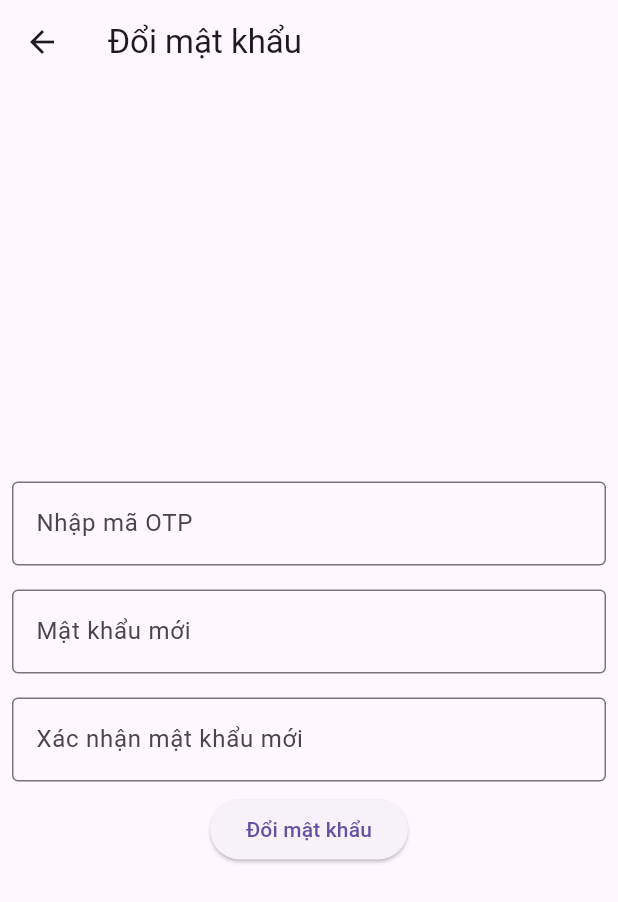
After one commit to DucPhu2308/bt_flutter, a Flutter app: the ForgotPasswordScreen screen opened by its route, after a tap on "Gửi mã OTP", after a tap on "Đổi mật khẩu", on a phone screen of 412 x 824 dp. The commit adds this screen. Shown: the top 902 px of the screen. Run offline on Flutter 3.47's test engine with Material 3 defaults, Android fonts, the phone set to English and light mode, and no system bars; our stand-ins replace fluttertoast, shared_preferences; accounts and stored records are empty; network calls fail.

Commit message:
forgot password, register

```diff
--- a/lib/api/auth_api.dart
+++ b/lib/api/auth_api.dart
@@ -4,13 +4,91 @@ import 'package:bt_flutter/api/base_api.dart';
 import 'package:http/http.dart' as http;
 
 class AuthAPI extends BaseApi {
-  static login(String email, String password) async {
-    final response =
-        await http.post(Uri.parse('$BaseApi.baseUrl/auth/login'), body: {
-      'email': email,
-      'password': password,
-    });
+  static Future login(String email, String password) async {
+    try {
+      final response = await http.post(
+        Uri.parse('${BaseApi.baseUrl}/auth/login'),
+        body: {
+          'email': email,
+          'password': password,
+        },
+      );
+      return json.decode(response.body);
+    } catch (e) {
+      print("Error: " + e.toString());
+    }
+  }
 
-    return jsonDecode(response.body);
+  static Future register(
+    String email,
+    String password,
+    String firstName,
+    String lastName,
+  ) async {
+    try {
+      final response = await http.post(
+        Uri.parse('${BaseApi.baseUrl}/auth/register'),
+        body: {
+          'email': email,
+          'password': password,
+          'firstName': firstName,
+          'lastName': lastName,
+        },
+      );
+      return json.decode(response.body);
+    } catch (e) {
+      print("Error: " + e.toString());
+    }
+  }
+
+  static Future verifyOtp(String email, String otp) async {
+    try {
+      final response = await http.post(
+        Uri.parse('${BaseApi.baseUrl}/auth/verify'),
+        body: {
+          'email': email,
+          'activeCode': otp,
+        },
+      );
+      return json.decode(response.body);
+    } catch (e) {
+      print("Error: " + e.toString());
+    }
+  }
+
+  static Future forgotPassword(String email) async {
+    try {
+      final response = await http.post(
+        Uri.parse('${BaseApi.baseUrl}/auth/forgot-password'),
+        body: {
+          'email': email,
+        },
+      );
+      if (response.body.startsWith('{')) {
+        return json.decode(response.body);
+      }
+      return response.body;
+    } catch (e) {
+      print("Error: " + e.toString());
+    }
+  }
+
+  static Future resetPassword(String email, String password, String otp) async {
+    try {
+      final response = await http.post(
+        Uri.parse('${BaseApi.baseUrl}/auth/reset-password'),
+        body: {
+          'email': email,
+          'password': password,
+          'activeCode': otp,
+        },
+      );
+      if (response.body.startsWith('{')) {
+        return json.decode(response.body);
+      }
+      return response.body;
+    } catch (e) {
+      print("Error: " + e.toString());
+    }
   }
 }
--- /dev/null
+++ b/lib/screens/forgot_password_screen.dart
@@ -0,0 +1,42 @@
+import 'package:bt_flutter/api/auth_api.dart';
+import 'package:bt_flutter/widgets/my_text_field.dart';
+import 'package:flutter/material.dart';
+
+class ForgotPasswordScreen extends StatefulWidget {
+  const ForgotPasswordScreen({super.key});
+
+  @override
+  State<ForgotPasswordScreen> createState() => _ForgotPasswordScreenState();
+}
+
+class _ForgotPasswordScreenState extends State<ForgotPasswordScreen> {
+  final TextEditingController _emailController = TextEditingController();
+
+  @override
+  Widget build(BuildContext context) {
+    return Scaffold(
+      appBar: AppBar(
+        title: const Text('Quên mật khẩu'),
+      ),
+      body: Center(
+        child: Column(
+          mainAxisAlignment: MainAxisAlignment.center,
+          children: [
+            const SizedBox(height: 10),
+            MyTextField(
+                controller: _emailController, label: 'Nhập email đã đăng ký'),
+            ElevatedButton(
+              onPressed: () {
+                AuthAPI.forgotPassword(_emailController.text).then((value) {
+                  Navigator.pushReplacementNamed(context, '/reset-password',
+                      arguments: _emailController.text);
+                });
+              },
+              child: const Text('Gửi mã OTP'),
+            ),
+          ],
+        ),
+      ),
+    );
+  }
+}
--- a/lib/screens/intro_screen.dart
+++ b/lib/screens/intro_screen.dart
@@ -13,7 +13,7 @@ class _IntroScreenState extends State<IntroScreen> {
   @override
   void initState() {
     super.initState();
-    Timer(const Duration(seconds: 10), () {
+    Timer(const Duration(seconds: 1), () {
       Navigator.pushReplacement(
         context,
         MaterialPageRoute(builder: (context) => LoginScreen()),
--- /dev/null
+++ b/lib/screens/reset_password_screen.dart
@@ -0,0 +1,85 @@
+import 'package:bt_flutter/api/auth_api.dart';
+import 'package:bt_flutter/widgets/my_text_field.dart';
+import 'package:flutter/material.dart';
+import 'package:fluttertoast/fluttertoast.dart';
+
+class ResetPasswordScreen extends StatefulWidget {
+  const ResetPasswordScreen({super.key});
+
+  @override
+  State<ResetPasswordScreen> createState() => _ResetPasswordScreenState();
+}
+
+class _ResetPasswordScreenState extends State<ResetPasswordScreen> {
+  final TextEditingController _otpController = TextEditingController();
+  final TextEditingController _passwordController = TextEditingController();
+  final TextEditingController _confirmPasswordController =
+      TextEditingController();
+
+  @override
+  Widget build(BuildContext context) {
+    final String? email = ModalRoute.of(context)!.settings.arguments as String?;
+
+    return Scaffold(
+      appBar: AppBar(
+        title: const Text('Đổi mật khẩu'),
+      ),
+      body: Center(
+        child: Column(
+          mainAxisAlignment: MainAxisAlignment.center,
+          children: [
+            const SizedBox(height: 10),
+            MyTextField(controller: _otpController, label: 'Nhập mã OTP'),
+            MyTextField(
+                controller: _passwordController,
+                label: 'Mật khẩu mới',
+                isPassword: true),
+            MyTextField(
+                controller: _confirmPasswordController,
+                label: 'Xác nhận mật khẩu mới',
+                isPassword: true),
+            ElevatedButton(
+              onPressed: () {
+                if (_passwordController.text !=
+                    _confirmPasswordController.text) {
+                  Fluttertoast.showToast(
+                    msg: 'Mật khẩu không khớp',
+                    toastLength: Toast.LENGTH_SHORT,
+                    gravity: ToastGravity.BOTTOM,
+                    timeInSecForIosWeb: 1,
+                    backgroundColor: Colors.red,
+                    textColor: Colors.white,
+                    fontSize: 16.0,
+                  );
+                  return;
+                }
+                try {
+                  AuthAPI.resetPassword(
+                          email!, _passwordController.text, _otpController.text)
+                      .then((value) {
+                    if (value is! String && value['statusCode'] == 400) {
+                      Fluttertoast.showToast(
+                        msg: 'Mã OTP không đúng',
+                        toastLength: Toast.LENGTH_SHORT,
+                        gravity: ToastGravity.BOTTOM,
+                        timeInSecForIosWeb: 1,
+                        backgroundColor: Colors.red,
+                        textColor: Colors.white,
+                        fontSize: 16.0,
+                      );
+                    } else {
+                      Navigator.pushReplacementNamed(context, '/login');
+                    }
+                  });
+                } catch (e) {
+                  print(e);
+                }
+              },
+              child: const Text('Đổi mật khẩu'),
+            ),
+          ],
+        ),
+      ),
+    );
+  }
+}
--- /dev/null
+++ b/lib/widgets/my_text_field.dart
@@ -0,0 +1,29 @@
+import 'package:flutter/material.dart';
+
+class MyTextField extends StatelessWidget {
+  const MyTextField({
+    super.key,
+    required this.controller,
+    required this.label,
+    this.isPassword = false,
+  });
+
+  final TextEditingController controller;
+  final String label;
+  final bool isPassword;
+
+  @override
+  Widget build(BuildContext context) {
+    return Padding(
+      padding: const EdgeInsets.all(8.0),
+      child: TextField(
+        controller: controller,
+        decoration: InputDecoration(
+          border: const OutlineInputBorder(),
+          labelText: label,
+        ),
+        obscureText: isPassword, // Ẩn mật khẩu nếu là trường password
+      ),
+    );
+  }
+}
--- a/pubspec.yaml
+++ b/pubspec.yaml
@@ -9,7 +9,9 @@ environment:
 dependencies:
   flutter:
     sdk: flutter
+  fluttertoast: ^8.2.8
   http: ^1.2.2
+  shared_preferences: ^2.2.3
 
 dev_dependencies:
   flutter_test:
```
Also changed, not shown: lib/main.dart (+15 -0 lines), lib/models/user.dart (added, +41 -0 lines), lib/screens/home_screen.dart (added, +71 -0 lines), lib/screens/login_screen.dart (+59 -21 lines), lib/screens/otp_screen.dart (added, +42 -0 lines), lib/screens/register_screen.dart (added, +120 -0 lines), pubspec.lock, 1 other file.
